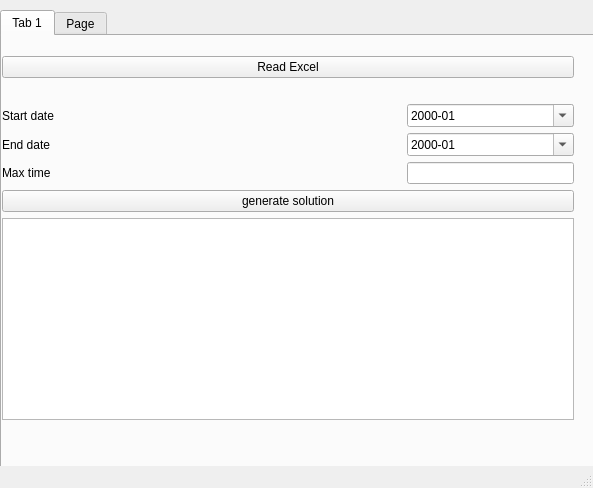
Old version of the form python/desktop_app/gui.ui in the repository pchtsp/optima.
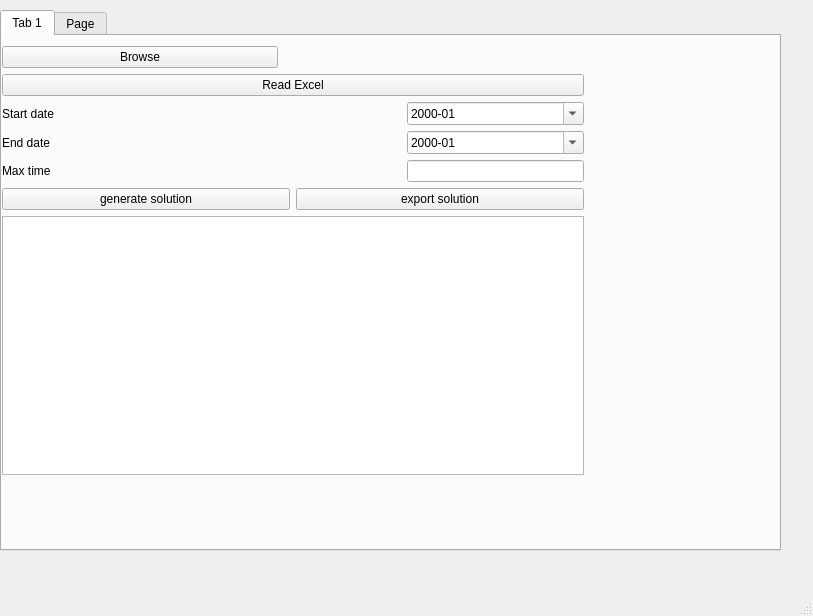
New version of the form.

The edit to the form file:
```diff
--- a/python/desktop_app/gui.ui
+++ b/python/desktop_app/gui.ui
@@ -6,8 +6,8 @@
    <rect>
     <x>0</x>
     <y>0</y>
-    <width>593</width>
-    <height>488</height>
+    <width>813</width>
+    <height>616</height>
    </rect>
   </property>
   <property name="windowTitle">
@@ -36,23 +36,16 @@
         <x>0</x>
         <y>10</y>
         <width>582</width>
-        <height>384</height>
+        <height>429</height>
        </rect>
       </property>
       <layout class="QVBoxLayout" name="verticalLayout">
-       <property name="topMargin">
-        <number>10</number>
-       </property>
-       <property name="rightMargin">
-        <number>10</number>
-       </property>
-       <property name="bottomMargin">
-        <number>10</number>
-       </property>
        <item>
-        <widget class="QPushButton" name="readExcel">
+        <layout class="QHBoxLayout" name="horizontalLayout_2">
+         <item>
+          <widget class="QPushButton" name="chooseFile">
          <property name="text">
-          <string>Read Excel</string>
+            <string>Browse</string>
          </property>
          <property name="default">
           <bool>false</bool>
@@ -61,9 +54,36 @@
        </item>
        <item>
         <widget class="QLabel" name="excel_path">
+           <property name="minimumSize">
+            <size>
+             <width>300</width>
+             <height>0</height>
+            </size>
+           </property>
+           <property name="baseSize">
+            <size>
+             <width>0</width>
+             <height>0</height>
+            </size>
+           </property>
          <property name="text">
           <string/>
          </property>
+           <property name="textInteractionFlags">
+            <set>Qt::LinksAccessibleByMouse|Qt::TextEditable</set>
+           </property>
+          </widget>
+         </item>
+        </layout>
+       </item>
+       <item>
+        <widget class="QPushButton" name="readExcel">
+         <property name="text">
+          <string>Read Excel</string>
+         </property>
+         <property name="default">
+          <bool>false</bool>
+         </property>
         </widget>
        </item>
        <item>
@@ -140,6 +160,8 @@
         </layout>
        </item>
        <item>
+        <layout class="QHBoxLayout" name="horizontalLayout">
+         <item>
         <widget class="QPushButton" name="generateSolution">
          <property name="text">
           <string>generate solution</string>
@@ -150,6 +172,18 @@
         </widget>
        </item>
        <item>
+          <widget class="QPushButton" name="generateSolution_2">
+           <property name="text">
+            <string>export solution</string>
+           </property>
+           <property name="default">
+            <bool>false</bool>
+           </property>
+          </widget>
+         </item>
+        </layout>
+       </item>
+       <item>
         <widget class="QTextBrowser" name="solution_log"/>
        </item>
       </layout>
```
Left out of the diff: 8 changed lines with no effect on the pictures. Lines whose indentation alone changed are shown as unchanged.
